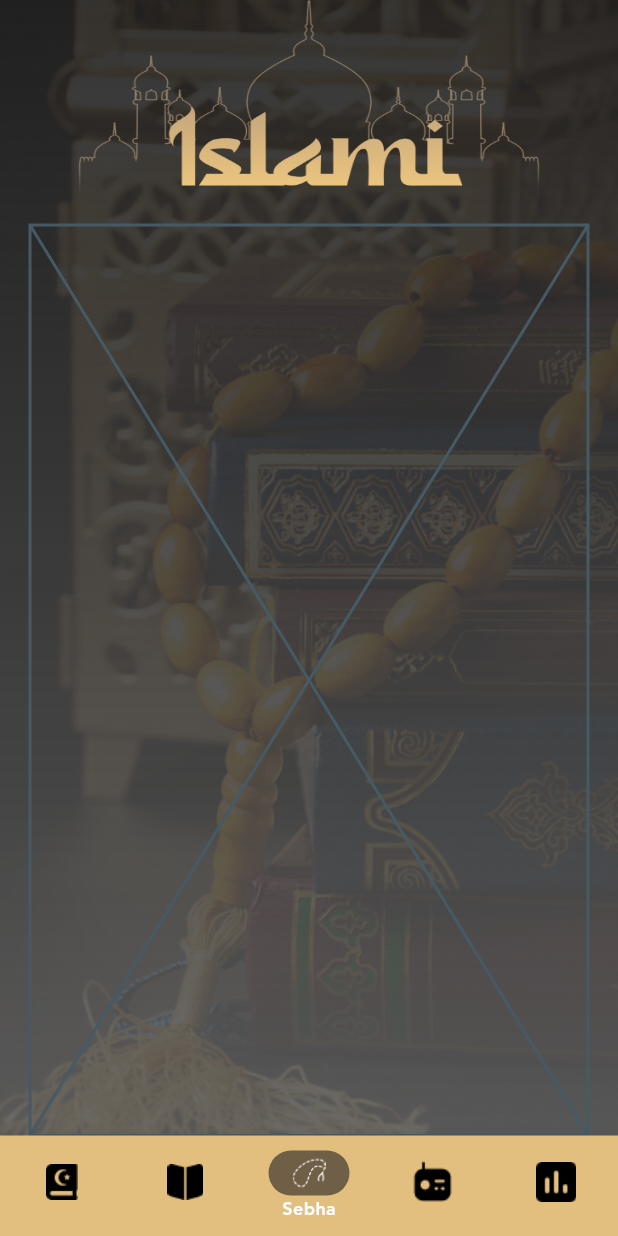
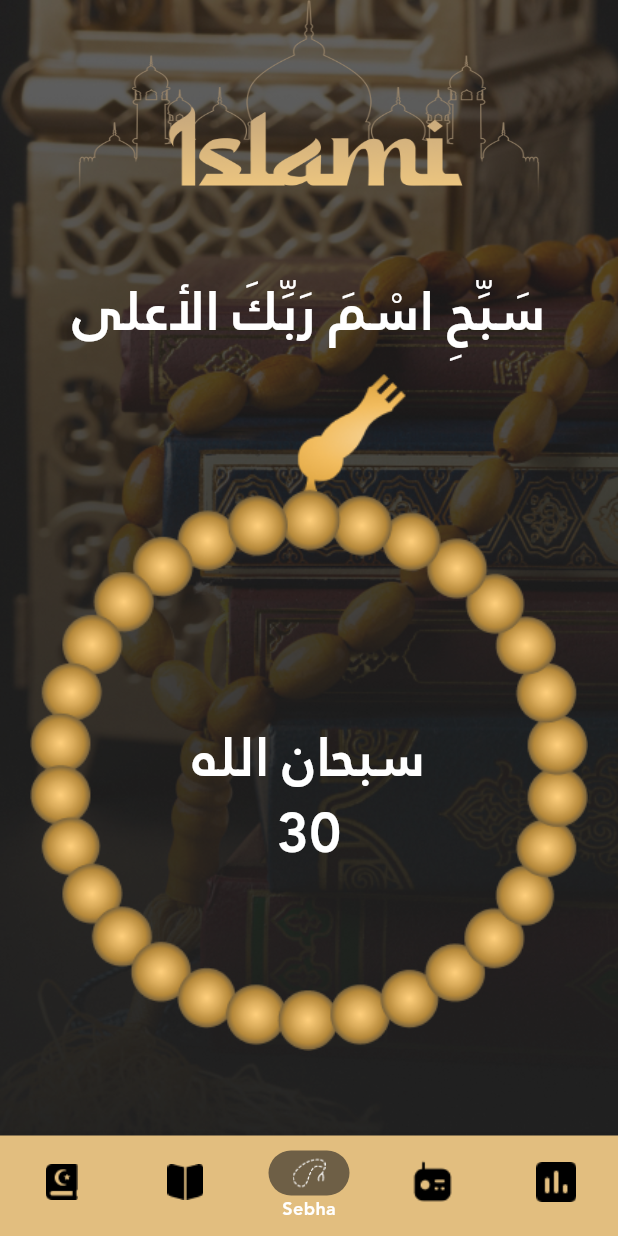
Before and after one commit to AhmedWalied26/Islami_App, a Flutter app: the HomeView screen opened by its route, item 3 of the bottom bar chosen, on a phone screen of 412 x 824 dp. Run offline on Flutter 3.47's test engine with Material 3 defaults, Android fonts, the phone set to English and light mode, and no system bars; our stand-ins replace carousel_slider, introduction_screen.

Commit message:
feat(sebha): implement sebha view UI

```diff
--- a/lib/main.dart
+++ b/lib/main.dart
@@ -15,6 +15,7 @@ class IslamiApp extends StatelessWidget {
     return MaterialApp(
       debugShowCheckedModeBanner: false,
       theme: ThemeData(fontFamily: 'Janna LT'),
+
       routes: {
         '/': (context) => IntroView(),
         'homeView': (context) => HomeView(),
--- a/lib/views/home_view.dart
+++ b/lib/views/home_view.dart
@@ -20,11 +20,11 @@ class _HomeViewState extends State<HomeView> {
   int currentIndex = 0;
 
   final List<AssetImage> backGroundImage = [
-    AssetImage('assets/images/quran_view.png'),
-    AssetImage('assets/images/hadith_view.png'),
-    AssetImage('assets/images/sebha_view.png'),
-    AssetImage('assets/images/radio_view.png'),
-    AssetImage('assets/images/time_view.png'),
+    AssetImage('assets/images/quran_bg_op.png'),
+    AssetImage('assets/images/hadith_bg_op.png'),
+    AssetImage('assets/images/sebha_bg_op.png'),
+    AssetImage('assets/images/radio_bg_op.png'),
+    AssetImage('assets/images/time_bg_op.png'),
   ];
 
   final taps = [
@@ -43,11 +43,10 @@ class _HomeViewState extends State<HomeView> {
           end: .bottomCenter,
           colors: [
             AppColors.backGroundColor,
-            AppColors.backGroundColor.withValues(alpha: 0.7),
+            AppColors.backGroundColor.withValues(alpha: 0.1),
           ],
         ),
         image: DecorationImage(
-          opacity: .1,
           fit: BoxFit.cover,
           image: backGroundImage[currentIndex],
         ),
--- a/lib/views/sebha_view.dart
+++ b/lib/views/sebha_view.dart
@@ -1,10 +1,50 @@
 import 'package:flutter/material.dart';
+import 'package:islami_app/core/app_colors.dart';
+import 'package:islami_app/core/text_style.dart';
+import 'package:islami_app/models/text_style_model.dart';
 
 class SebhaView extends StatelessWidget {
   const SebhaView({super.key});
 
   @override
   Widget build(BuildContext context) {
-    return const Placeholder();
+    return Center(
+      child: Column(
+        spacing: 16,
+        children: [
+          const SizedBox(height: 16),
+          Text(
+            'سَبِّحِ اسْمَ رَبِّكَ الأعلى',
+            style: bulidTextStyle(
+              TextStyleModel(color: AppColors.white, fontSize: 36),
+            ),
+          ),
+          Stack(
+            children: [
+              Image.asset('assets/images/sebha.png'),
+              Positioned.fill(
+                top: 230,
+                child: Column(
+                  children: [
+                    Text(
+                      'سبحان الله',
+                      style: bulidTextStyle(
+                        TextStyleModel(fontSize: 36, color: AppColors.white),
+                      ),
+                    ),
+                    Text(
+                      '30',
+                      style: bulidTextStyle(
+                        TextStyleModel(fontSize: 36, color: AppColors.white),
+                      ),
+                    ),
+                  ],
+                ),
+              ),
+            ],
+          ),
+        ],
+      ),
+    );
   }
 }
```
Also changed, not shown: assets/images/quran_bg_op.png (added), assets/images/radio_bg_op.png (added), assets/images/sebha.png (added), assets/images/sebha_bg_op.png (added), assets/images/time_bg_op.png (added), 1 other file.
